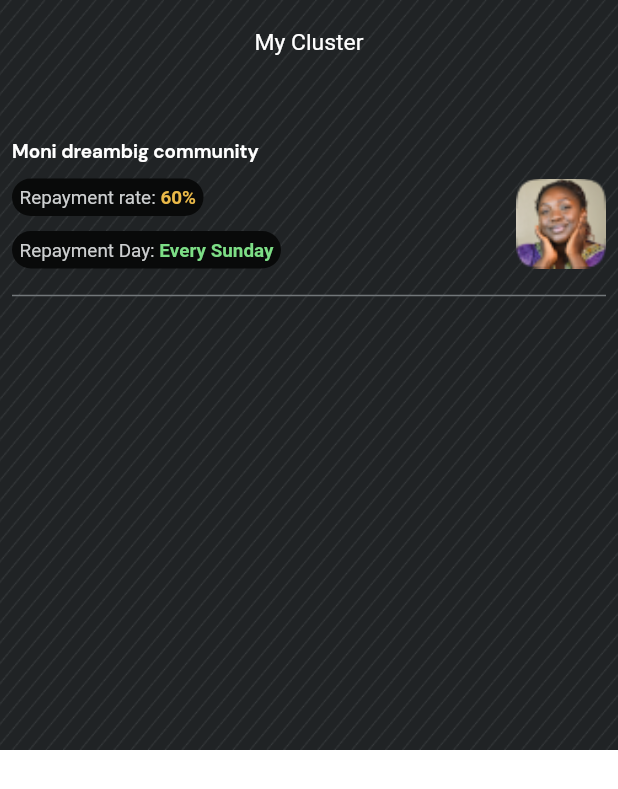
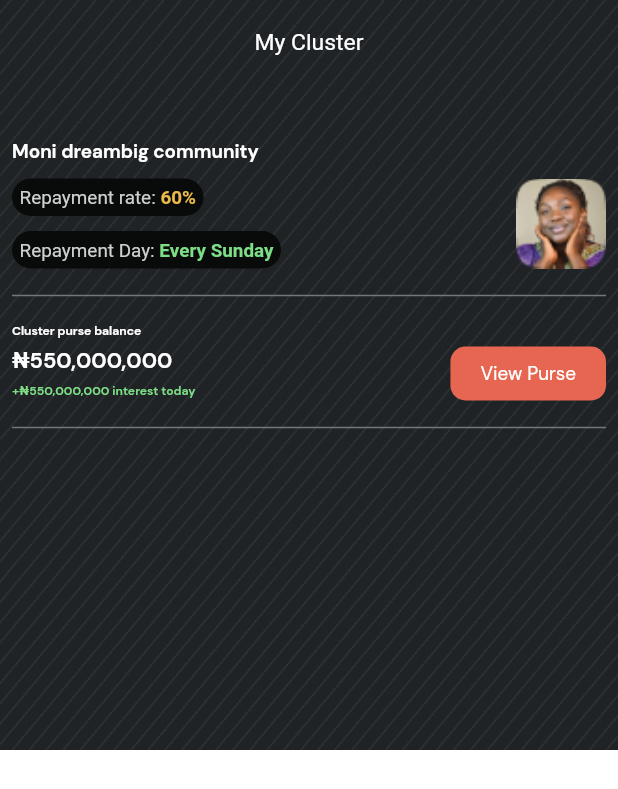
Before and after one commit to Destiny-Ed/Moni-Africa, a Flutter app: the screen it shows after launch, on a phone screen of 412 x 824 dp. Shown: the top 789 px of the screen. Run offline on Flutter 3.47's test engine with Material 2 defaults, Android fonts, the phone set to English and light mode, and no system bars.

Commit message:
Completed cluster purse balance section

```diff
--- a/lib/Screens/Cluster/cluster_main_page.dart
+++ b/lib/Screens/Cluster/cluster_main_page.dart
@@ -123,6 +123,71 @@ class _ClusterMainPageState extends State<ClusterMainPage> {
                     color: AppColor.dividerColor,
                     thickness: 1,
                   ),
+
+                  ///cluster purse balanc section
+                  Container(
+                    margin: const EdgeInsets.symmetric(vertical: 10),
+                    child: Column(
+                        crossAxisAlignment: CrossAxisAlignment.start,
+                        children: [
+                          Text(
+                            'Cluster purse balance',
+                            style: TextStyle(
+                                fontSize: AppSize.smallestText,
+                                color: AppColor.white,
+                                fontWeight: FontWeight.bold),
+                          ),
+                          const SizedBox(
+                            height: 5,
+                          ),
+                          Row(
+                            mainAxisAlignment: MainAxisAlignment.spaceBetween,
+                            children: [
+                              ///Repayment date and day field
+                              Column(
+                                crossAxisAlignment: CrossAxisAlignment.start,
+                                children: [
+                                  Text(
+                                    "₦550,000,000",
+                                    style: TextStyle(
+                                      fontWeight: FontWeight.bold,
+                                      color: AppColor.white,
+                                      fontSize: AppSize.average,
+                                    ),
+                                  ),
+                                  const SizedBox(
+                                    height: 5,
+                                  ),
+                                  Text(
+                                    "+₦550,000,000 interest today",
+                                    style: TextStyle(
+                                        fontWeight: FontWeight.bold,
+                                        color: AppColor.green,
+                                        fontSize: AppSize.smallestText),
+                                  ),
+                                ],
+                              ),
+
+                              ///View Purse field
+                              Container(
+                                padding: const EdgeInsets.symmetric(
+                                    vertical: 10, horizontal: 20),
+                                child: Text(
+                                  'View Purse',
+                                  style: TextStyle(color: AppColor.white),
+                                ),
+                                decoration: BoxDecoration(
+                                    color: AppColor.lightRed,
+                                    borderRadius: BorderRadius.circular(10)),
+                              )
+                            ],
+                          ),
+                        ]),
+                  ),
+                  Divider(
+                    color: AppColor.dividerColor,
+                    thickness: 1,
+                  ),
                 ],
               ),
             ),
--- a/lib/Styles/color.dart
+++ b/lib/Styles/color.dart
@@ -16,6 +16,8 @@ class AppColor {
   static Color dividerColor = const Color(0xff72777A);
   static Color red = const Color(0xffE41002);
 
+  static Color lightRed = const Color(0xffE66652);
+
   static Color black = const Color(0xff13163E);
 
   static Color textBlack = const Color(0xff4F6482);
--- a/lib/Styles/dimens.dart
+++ b/lib/Styles/dimens.dart
@@ -7,5 +7,7 @@ class AppSize {
 
   static double mediumText = 14.0;
 
+  static double average = 16;
+
   static double bigText = 17.0;
 }
```
